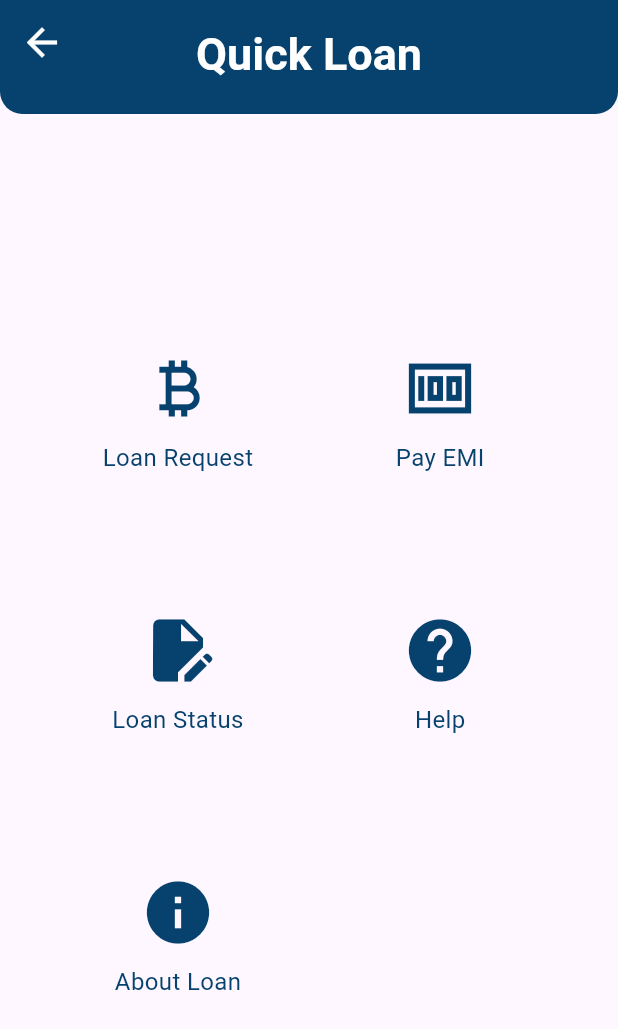
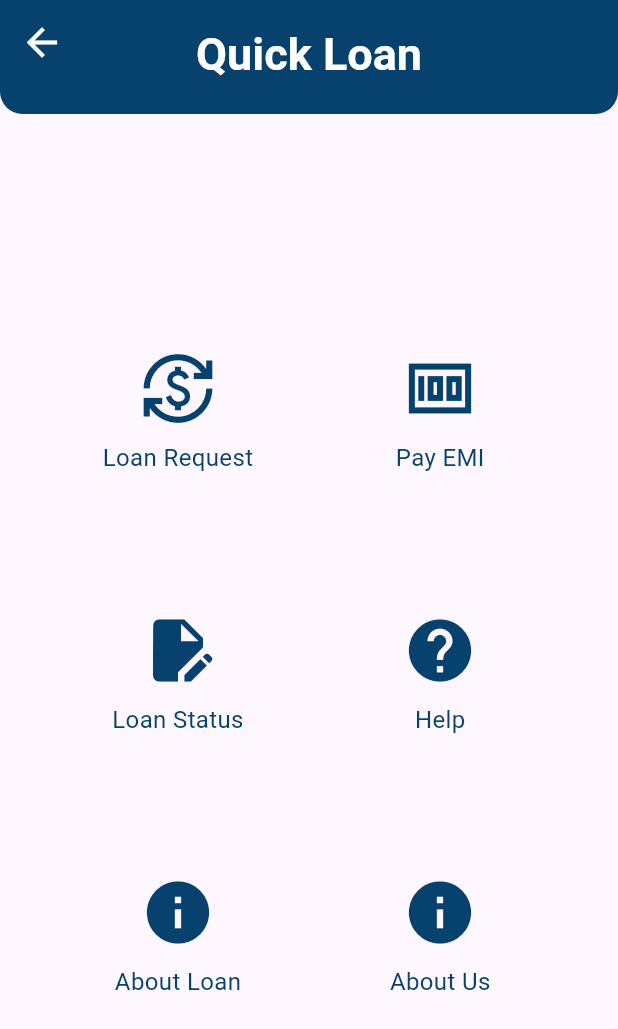
Before and after one commit to Md-Junaead/v6-Micro-Finance, a Flutter app: the QuickLoanScreen screen opened by its route, on a phone screen of 412 x 824 dp. Shown: the top 1029 px of the screen. Run offline on Flutter 3.47's test engine with Material 3 defaults, Android fonts, the phone set to English and light mode, and no system bars; our stand-ins replace animate_do, carousel_slider, country_picker, shared_preferences; accounts and stored records are empty; network calls fail.

Commit message:
Issue Fixing all over

```diff
--- a/lib/configs/routes/routes.dart
+++ b/lib/configs/routes/routes.dart
@@ -8,7 +8,6 @@ import 'package:v1_micro_finance/screens/dashboard/policies.dart';
 import 'package:v1_micro_finance/screens/dashboard/quick_loan_screen.dart';
 import 'package:v1_micro_finance/screens/dashboard/referrals_screen.dart';
 import 'package:v1_micro_finance/screens/dashboard/withdraw_screen.dart';
-import 'package:v1_micro_finance/screens/loan/about_loan_screen.dart';
 import 'package:v1_micro_finance/screens/dashboard/help_screen.dart';
 import 'package:v1_micro_finance/screens/loan/loan_reques_screen.dart';
 import 'package:v1_micro_finance/screens/loan/loan_status_screen.dart';
@@ -157,10 +156,6 @@ class Routes {
 
 //Loan Routes Name
 
-      case RoutesName.aboutloanScreen:
-        return MaterialPageRoute(
-            builder: (BuildContext context) => AboutloanScreen());
-
       case RoutesName.loanRequestScreen:
         return MaterialPageRoute(
             builder: (BuildContext context) => LoanRequestScreen());
--- a/lib/configs/routes/routes_name.dart
+++ b/lib/configs/routes/routes_name.dart
@@ -43,7 +43,6 @@ class RoutesName {
   static const String nomineeScreen = 'NomineeScreen';
 
   //Loan routes name
-  static const String aboutloanScreen = 'AboutloanScreen';
   static const String helpScreen = 'HelpScreen';
   static const String loanRequestScreen = 'LoanRequestScreen';
   static const String loanStatusScreen = 'LoanStatusScreen';
--- a/lib/configs/widgets/comon_appbar.dart
+++ b/lib/configs/widgets/comon_appbar.dart
@@ -13,6 +13,7 @@ class CommonAppBar extends StatelessWidget implements PreferredSizeWidget {
       preferredSize: Size.fromHeight(
           kToolbarHeight + MediaQuery.of(context).size.height * 0.03),
       child: AppBar(
+        // automaticallyImplyLeading: false,
         iconTheme: const IconThemeData(
           color: Colors.white, // Customize icon color
           size: 30,
--- a/lib/screens/bottom/home_screen.dart
+++ b/lib/screens/bottom/home_screen.dart
@@ -10,6 +10,7 @@ import 'package:v1_micro_finance/screens/dashboard/packages_screen.dart';
 import 'package:v1_micro_finance/screens/dashboard/policies.dart';
 import 'package:v1_micro_finance/screens/dashboard/quick_loan_screen.dart';
 import 'package:v1_micro_finance/screens/dashboard/referrals_screen.dart';
+import 'package:v1_micro_finance/screens/policies/about_us.dart';
 
 class HomeScreen extends StatelessWidget {
   const HomeScreen({super.key});
@@ -33,7 +34,7 @@ class HomeScreen extends StatelessWidget {
       },
 
       {
-        "icon": Icons.real_estate_agent,
+        "icon": Icons.credit_card,
         "label": "Quick Loan",
         "screen": const QuickLoanScreen()
       }, //QuickLoanScreen
@@ -58,6 +59,7 @@ class HomeScreen extends StatelessWidget {
         "label": "Policies",
         "screen": Policies()
       }, //Policies
+      {"icon": Icons.info, "label": "About Us", "screen": AboutUs()},
     ];
 
     return Scaffold(
--- a/lib/screens/bottom/notification.dart
+++ b/lib/screens/bottom/notification.dart
@@ -14,9 +14,9 @@ class _NotificationScreenState extends State<NotificationScreen> {
   @override
   Widget build(BuildContext context) {
     return Scaffold(
-      appBar: const CommonAppBar(title: "Notification Screen"),
+      appBar: const CommonAppBar(title: "Notification"),
       body: Center(
-        child: Text('This is the NotificationS  Screen'),
+        child: Text('All The Notification will show here'),
       ),
     );
   }
--- a/lib/screens/dashboard/deposit_screen.dart
+++ b/lib/screens/dashboard/deposit_screen.dart
@@ -12,10 +12,10 @@ class _DepositScreenState extends State<DepositScreen> {
   @override
   Widget build(BuildContext context) {
     return Scaffold(
-      appBar: const CommonAppBar(title: "Deposite Screen"),
+      appBar: const CommonAppBar(title: "Deposit"),
       body: const Center(
         child: Text(
-          'This is Deposite Screen',
+          'Make Your Deposit & Earn',
           style: TextStyle(fontSize: 20, fontWeight: FontWeight.bold),
         ),
       ),
--- a/lib/screens/dashboard/quick_loan_screen.dart
+++ b/lib/screens/dashboard/quick_loan_screen.dart
@@ -1,10 +1,11 @@
 import 'package:flutter/material.dart';
-import 'package:v1_micro_finance/screens/loan/about_loan_screen.dart';
 import 'package:v1_micro_finance/screens/dashboard/help_screen.dart';
 import 'package:v1_micro_finance/screens/loan/loan_reques_screen.dart';
 import 'package:v1_micro_finance/screens/loan/loan_status_screen.dart';
 import 'package:v1_micro_finance/screens/loan/pay_emi_screen.dart';
 import 'package:v1_micro_finance/configs/widgets/comon_appbar.dart';
+import 'package:v1_micro_finance/screens/policies/about_us.dart';
+import 'package:v1_micro_finance/screens/policies/loan_policy.dart';
 
 class QuickLoanScreen extends StatefulWidget {
   const QuickLoanScreen({super.key});
@@ -18,7 +19,7 @@ class _QuickLoanScreenState extends State<QuickLoanScreen> {
   Widget build(BuildContext context) {
     final List<Map<String, dynamic>> buttons = [
       {
-        "icon": Icons.currency_bitcoin,
+        "icon": Icons.currency_exchange,
         "text": "Loan Request",
         "screen": LoanRequestScreen()
       }, //Loan Request
@@ -40,7 +41,12 @@ class _QuickLoanScreenState extends State<QuickLoanScreen> {
       {
         "icon": Icons.info,
         "text": "About Loan",
-        "screen": AboutloanScreen()
+        "screen": LoanPolicy()
+      }, //About Loan
+      {
+        "icon": Icons.info,
+        "text": "About Us",
+        "screen": AboutUs()
       }, //About Loan
     ];
 
--- a/lib/screens/signin/auth_view_model.dart
+++ b/lib/screens/signin/auth_view_model.dart
@@ -48,7 +48,7 @@ class AuthViewModel with ChangeNotifier {
         print("Login Failed: ${response.body}"); // Debugging
       }
     } catch (e) {
-      _errorMessage = "Something went wrong. Try again!";
+      _errorMessage = "Invalid Email or Password";
       print("Login Error: $e"); // Debugging
     }
 
```
Also changed, not shown: lib/screens/bottom/statement_screen.dart (+8 -4 lines), lib/screens/loan/about_loan_screen.dart (deleted, +0 -23 lines), 16 other files.
